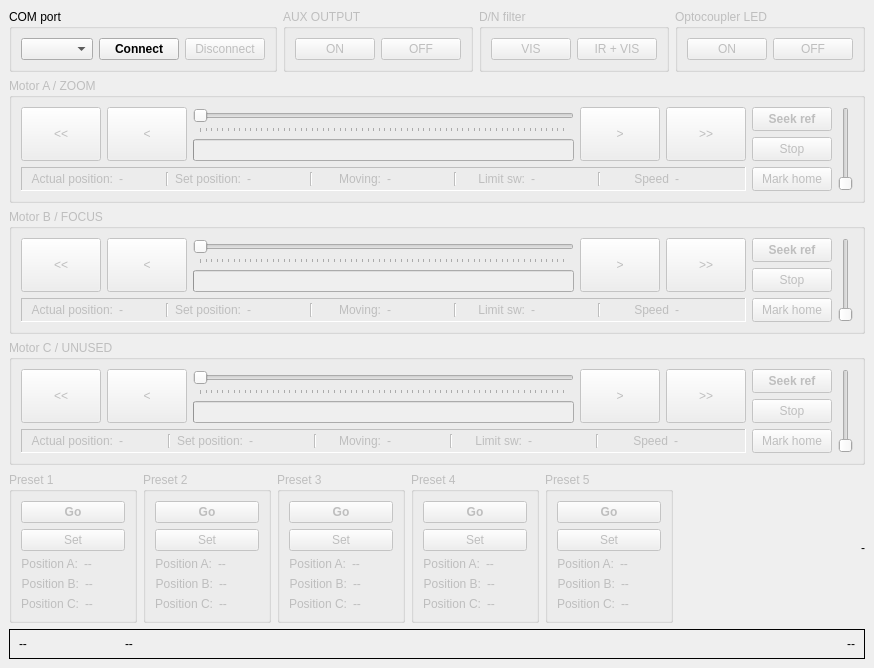
The window that src/gui_L087 (for C1_PRO_X18 camera)/gui.ui (Kurokesu/SCF4-SDK) describes before a commit, drawn with Qt 5.
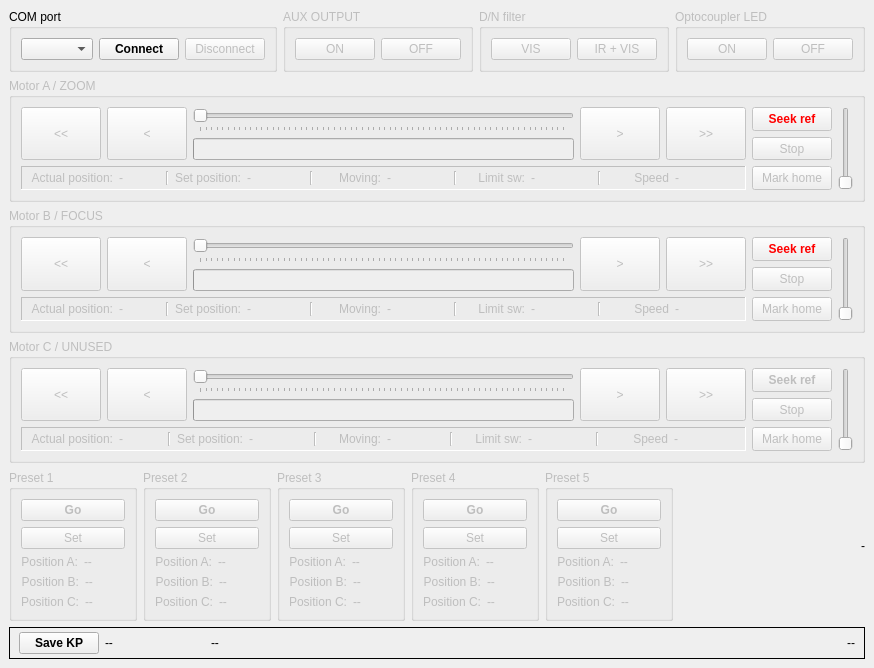
The same window after the commit. Icons and pictures are not drawn.

What changed in the file:
```diff
--- a/src/gui_L087 (for C1_PRO_X18 camera)/gui.ui
+++ b/src/gui_L087 (for C1_PRO_X18 camera)/gui.ui
@@ -259,6 +259,9 @@
              <bold>true</bold>
             </font>
            </property>
+           <property name="styleSheet">
+            <string notr="true">QPushButton {color: red;}</string>
+           </property>
            <property name="text">
             <string>Seek ref</string>
            </property>
@@ -607,6 +610,9 @@
              <bold>true</bold>
             </font>
            </property>
+           <property name="styleSheet">
+            <string notr="true">QPushButton {color: red;}</string>
+           </property>
            <property name="text">
             <string>Seek ref</string>
            </property>
@@ -1160,7 +1166,7 @@
        <property name="bottomMargin">
         <number>4</number>
        </property>
-       <item row="0" column="0">
+       <item row="0" column="1">
         <layout class="QHBoxLayout" name="horizontalLayout_38">
          <item>
           <widget class="QLabel" name="label_ser_status">
@@ -1177,7 +1183,7 @@
          </item>
         </layout>
        </item>
-       <item row="0" column="3">
+       <item row="0" column="4">
         <layout class="QHBoxLayout" name="horizontalLayout_39">
          <item>
           <widget class="QLabel" name="label_ser_version">
@@ -1197,7 +1203,7 @@
          </item>
         </layout>
        </item>
-       <item row="0" column="2">
+       <item row="0" column="3">
         <spacer name="horizontalSpacer">
          <property name="orientation">
           <enum>Qt::Horizontal</enum>
@@ -1210,7 +1216,7 @@
          </property>
         </spacer>
        </item>
-       <item row="0" column="1">
+       <item row="0" column="2">
         <layout class="QHBoxLayout" name="horizontalLayout_40">
          <item>
           <widget class="QLabel" name="label_voltage">
@@ -1227,6 +1233,25 @@
          </item>
         </layout>
        </item>
+       <item row="0" column="0">
+        <widget class="QPushButton" name="push_save_go">
+         <property name="sizePolicy">
+          <sizepolicy hsizetype="Minimum" vsizetype="Expanding">
+           <horstretch>0</horstretch>
+           <verstretch>0</verstretch>
+          </sizepolicy>
+         </property>
+         <property name="font">
+          <font>
+           <weight>75</weight>
+           <bold>true</bold>
+          </font>
+         </property>
+         <property name="text">
+          <string>Save KP</string>
+         </property>
+        </widget>
+       </item>
       </layout>
      </widget>
     </item>
```
